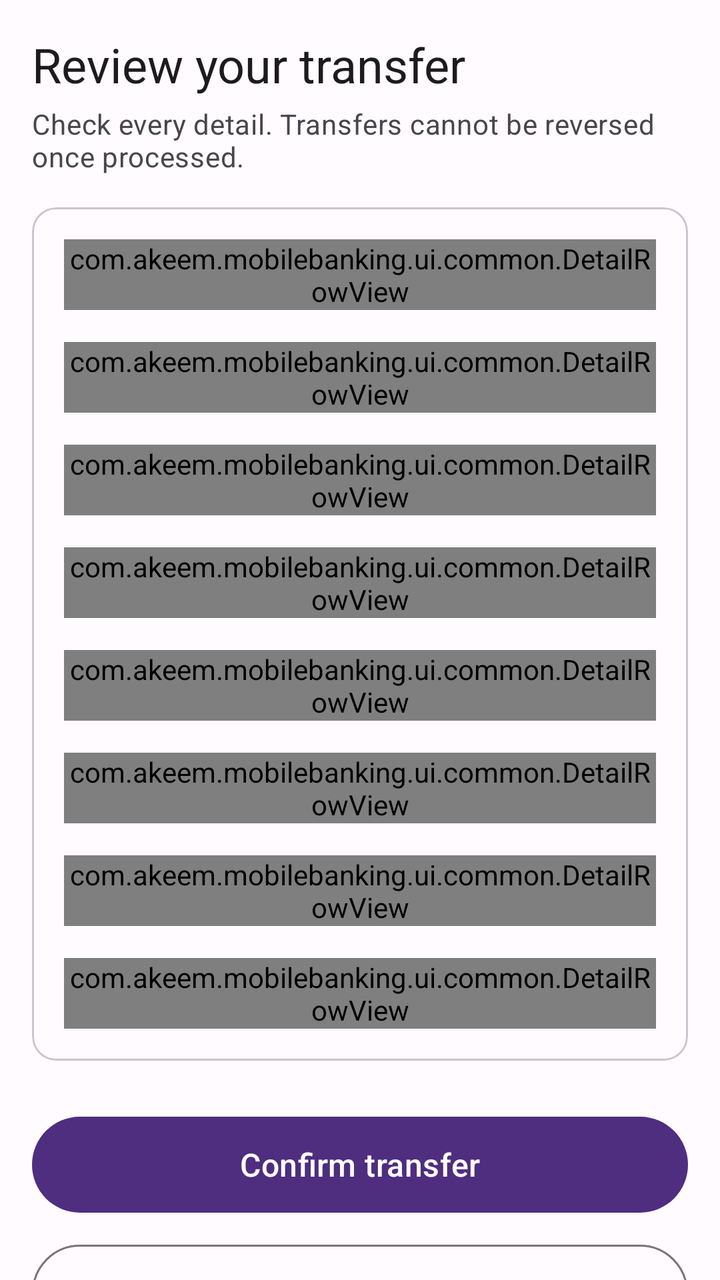
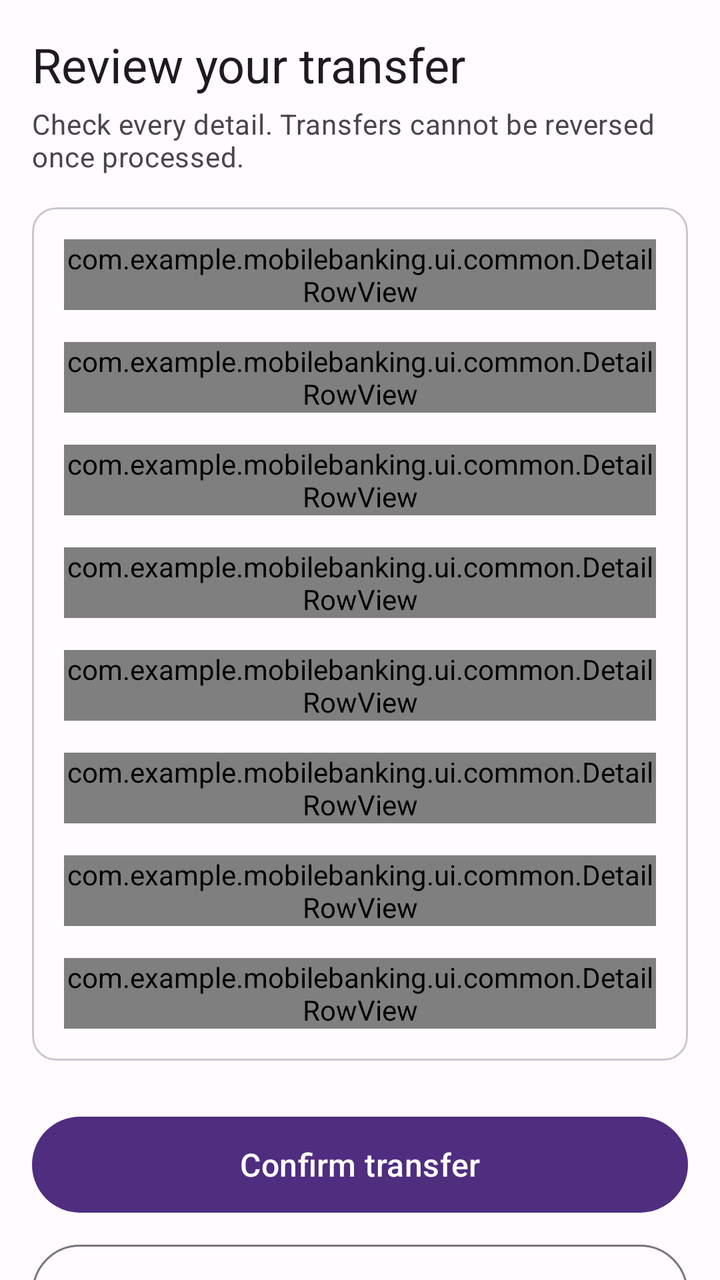

Two renders of the same Android screen: before a commit and after it. Below are the layout's source before the change and the commit's diff.
<!-- AndroidManifest.xml: application theme Theme.MobileBanking -->
<!-- res/layout/fragment_confirmation.xml -->
<?xml version="1.0" encoding="utf-8"?>
<FrameLayout xmlns:android="http://schemas.android.com/apk/res/android"
    xmlns:app="http://schemas.android.com/apk/res-auto"
    xmlns:tools="http://schemas.android.com/tools"
    android:layout_width="match_parent"
    android:layout_height="match_parent">

    <androidx.core.widget.NestedScrollView
        android:layout_width="match_parent"
        android:layout_height="match_parent"
        android:clipToPadding="false"
        android:fillViewport="true">

        <LinearLayout
            android:layout_width="match_parent"
            android:layout_height="wrap_content"
            android:orientation="vertical"
            android:padding="@dimen/screen_padding">

            <TextView
                android:layout_width="match_parent"
                android:layout_height="wrap_content"
                android:text="@string/confirm_heading"
                android:textAppearance="?attr/textAppearanceHeadlineSmall" />

            <TextView
                android:layout_width="match_parent"
                android:layout_height="wrap_content"
                android:layout_marginTop="@dimen/spacing_xs"
                android:text="@string/confirm_subheading"
                android:textAppearance="?attr/textAppearanceBodyMedium"
                android:textColor="?attr/colorOnSurfaceVariant" />

            <com.google.android.material.card.MaterialCardView
                style="@style/Widget.Material3.CardView.Outlined"
                android:layout_width="match_parent"
                android:layout_height="wrap_content"
                android:layout_marginTop="@dimen/spacing_md">

                <LinearLayout
                    android:layout_width="match_parent"
                    android:layout_height="wrap_content"
                    android:orientation="vertical"
                    android:padding="@dimen/spacing_md">

                    <com.akeem.mobilebanking.ui.common.DetailRowView
                        android:id="@+id/rowDebitAccount"
                        android:layout_width="match_parent"
                        android:layout_height="wrap_content"
                        app:rowLabel="@string/row_debit_account" />

                    <com.akeem.mobilebanking.ui.common.DetailRowView
                        android:id="@+id/rowBank"
                        android:layout_width="match_parent"
                        android:layout_height="wrap_content"
                        android:layout_marginTop="@dimen/spacing_md"
                        app:rowLabel="@string/row_destination_bank" />

                    <com.akeem.mobilebanking.ui.common.DetailRowView
                        android:id="@+id/rowBeneficiaryName"
                        android:layout_width="match_parent"
                        android:layout_height="wrap_content"
                        android:layout_marginTop="@dimen/spacing_md"
                        app:rowLabel="@string/row_beneficiary_name" />

                    <com.akeem.mobilebanking.ui.common.DetailRowView
                        android:id="@+id/rowBeneficiaryAccount"
                        android:layout_width="match_parent"
                        android:layout_height="wrap_content"
                        android:layout_marginTop="@dimen/spacing_md"
                        app:rowLabel="@string/row_beneficiary_account" />

                    <com.akeem.mobilebanking.ui.common.DetailRowView
                        android:id="@+id/rowAmount"
                        android:layout_width="match_parent"
                        android:layout_height="wrap_content"
                        android:layout_marginTop="@dimen/spacing_md"
                        app:rowLabel="@string/row_transfer_amount" />

                    <com.akeem.mobilebanking.ui.common.DetailRowView
                        android:id="@+id/rowFee"
                        android:layout_width="match_parent"
                        android:layout_height="wrap_content"
                        android:layout_marginTop="@dimen/spacing_md"
                        app:rowLabel="@string/row_transfer_fee" />

                    <com.akeem.mobilebanking.ui.common.DetailRowView
                        android:id="@+id/rowTotal"
                        android:layout_width="match_parent"
                        android:layout_height="wrap_content"
                        android:layout_marginTop="@dimen/spacing_md"
                        app:rowLabel="@string/row_total_debit" />

                    <com.akeem.mobilebanking.ui.common.DetailRowView
                        android:id="@+id/rowNarration"
                        android:layout_width="match_parent"
                        android:layout_height="wrap_content"
                        android:layout_marginTop="@dimen/spacing_md"
                        app:rowLabel="@string/row_narration" />
                </LinearLayout>
            </com.google.android.material.card.MaterialCardView>

            <Space
                android:layout_width="match_parent"
                android:layout_height="0dp"
                android:layout_weight="1" />

            <com.google.android.material.button.MaterialButton
                android:id="@+id/confirmButton"
                style="@style/Widget.MobileBanking.PrimaryButton"
                android:layout_width="match_parent"
                android:layout_height="wrap_content"
                android:layout_marginTop="@dimen/spacing_lg"
                android:text="@string/action_confirm_transfer" />

            <com.google.android.material.button.MaterialButton
                android:id="@+id/cancelButton"
                style="@style/Widget.MobileBanking.SecondaryButton"
                android:layout_width="match_parent"
                android:layout_height="wrap_content"
                android:layout_marginTop="@dimen/spacing_sm"
                android:text="@string/action_cancel" />
        </LinearLayout>
    </androidx.core.widget.NestedScrollView>

    <LinearLayout
        android:id="@+id/processingOverlay"
        android:layout_width="match_parent"
        android:layout_height="match_parent"
        android:background="#E6FFFBFF"
        android:clickable="true"
        android:focusable="true"
        android:gravity="center"
        android:orientation="vertical"
        android:padding="@dimen/spacing_lg"
        android:visibility="gone"
        tools:visibility="visible">

        <ProgressBar
            android:layout_width="wrap_content"
            android:layout_height="wrap_content"
            android:indeterminate="true" />

        <TextView
            android:layout_width="wrap_content"
            android:layout_height="wrap_content"
            android:layout_marginTop="@dimen/spacing_md"
            android:text="@string/processing_transfer"
            android:textAppearance="?attr/textAppearanceTitleMedium" />

        <TextView
            android:layout_width="wrap_content"
            android:layout_height="wrap_content"
            android:layout_marginTop="@dimen/spacing_xs"
            android:gravity="center"
            android:text="@string/processing_hint"
            android:textAppearance="?attr/textAppearanceBodyMedium"
            android:textColor="?attr/colorOnSurfaceVariant" />
    </LinearLayout>
</FrameLayout>
<!-- resources referenced by this layout -->
<resources>
  <dimen name="screen_padding">16dp</dimen>
  <dimen name="spacing_lg">24dp</dimen>
  <dimen name="spacing_md">16dp</dimen>
  <dimen name="spacing_sm">8dp</dimen>
  <dimen name="spacing_xs">4dp</dimen>
  <string name="action_cancel">Cancel</string>
  <string name="action_confirm_transfer">Confirm transfer</string>
  <string name="confirm_heading">Review your transfer</string>
  <string name="confirm_subheading">Check every detail. Transfers cannot be reversed once processed.</string>
  <string name="processing_hint">Please keep the app open. Don\'t tap again.</string>
  <string name="processing_transfer">Processing your transfer…</string>
  <string name="row_beneficiary_account">Beneficiary account</string>
  <string name="row_beneficiary_name">Beneficiary name</string>
  <string name="row_debit_account">Debit account</string>
  <string name="row_destination_bank">Destination bank</string>
  <string name="row_narration">Narration</string>
  <string name="row_total_debit">Total debit</string>
  <string name="row_transfer_amount">Transfer amount</string>
  <string name="row_transfer_fee">Transfer fee</string>
  <style name="Widget.MobileBanking.PrimaryButton" parent="Widget.Material3.Button">
          <item name="android:minHeight">@dimen/button_height</item>
          <item name="android:textAppearance">?attr/textAppearanceTitleMedium</item>
      </style>
  <style name="Widget.MobileBanking.SecondaryButton" parent="Widget.Material3.Button.OutlinedButton">
          <item name="android:minHeight">@dimen/button_height</item>
          <item name="android:textAppearance">?attr/textAppearanceTitleMedium</item>
      </style>
  <style name="Theme.MobileBanking" parent="Theme.Material3.Light.NoActionBar">
          <item name="colorPrimary">@color/brand_primary</item>
          <item name="colorOnPrimary">@color/brand_on_primary</item>
          <item name="colorPrimaryContainer">@color/brand_primary_container</item>
          <item name="colorOnPrimaryContainer">@color/brand_on_primary_container</item>
          <item name="colorSecondary">@color/brand_secondary</item>
          <item name="colorSurface">@color/surface</item>
          <item name="colorOnSurface">@color/on_surface</item>
          <item name="colorSurfaceVariant">@color/surface_variant</item>
          <item name="colorOnSurfaceVariant">@color/on_surface_variant</item>
          <item name="colorOutline">@color/outline</item>
          <item name="colorError">@color/failed</item>
          <item name="android:colorBackground">@color/surface</item>
          <item name="android:windowBackground">@color/surface</item>
          <item name="android:statusBarColor">@android:color/transparent</item>
          <item name="android:navigationBarColor">@android:color/transparent</item>
          <item name="android:windowLightStatusBar">true</item>
      </style>
  <dimen name="button_height">56dp</dimen>
  <color name="brand_primary">#4F2D7F</color>
  <color name="brand_on_primary">#FFFFFF</color>
  <color name="brand_primary_container">#EBDDFF</color>
  <color name="brand_on_primary_container">#25005A</color>
  <color name="brand_secondary">#8A6D1D</color>
  <color name="surface">#FFFBFF</color>
  <color name="on_surface">#1D1B20</color>
  <color name="surface_variant">#F3EDF7</color>
  <color name="on_surface_variant">#49454F</color>
  <color name="outline">#79747E</color>
  <color name="failed">#B3261E</color>
</resources>

<!-- the commit's change to res/layout/fragment_confirmation.xml (unified diff, before → after) -->
@@ -43,55 +43,57 @@
                     android:orientation="vertical"
                     android:padding="@dimen/spacing_md">
 
-                    <com.akeem.mobilebanking.ui.common.DetailRowView
+                    <com.example.mobilebanking.ui.common.DetailRowView
                         android:id="@+id/rowDebitAccount"
                         android:layout_width="match_parent"
                         android:layout_height="wrap_content"
-                        app:rowLabel="@string/row_debit_account" />
+                        app:rowLabel="@string/row_debit_account"
+                        tools:targetApi="31" />
 
-                    <com.akeem.mobilebanking.ui.common.DetailRowView
+                    <com.example.mobilebanking.ui.common.DetailRowView
                         android:id="@+id/rowBank"
                         android:layout_width="match_parent"
                         android:layout_height="wrap_content"
                         android:layout_marginTop="@dimen/spacing_md"
-                        app:rowLabel="@string/row_destination_bank" />
+                        app:rowLabel="@string/row_destination_bank"
+                        tools:targetApi="31" />
 
-                    <com.akeem.mobilebanking.ui.common.DetailRowView
+                    <com.example.mobilebanking.ui.common.DetailRowView
                         android:id="@+id/rowBeneficiaryName"
                         android:layout_width="match_parent"
                         android:layout_height="wrap_content"
                         android:layout_marginTop="@dimen/spacing_md"
                         app:rowLabel="@string/row_beneficiary_name" />
 
-                    <com.akeem.mobilebanking.ui.common.DetailRowView
+                    <com.example.mobilebanking.ui.common.DetailRowView
                         android:id="@+id/rowBeneficiaryAccount"
                         android:layout_width="match_parent"
                         android:layout_height="wrap_content"
                         android:layout_marginTop="@dimen/spacing_md"
                         app:rowLabel="@string/row_beneficiary_account" />
 
-                    <com.akeem.mobilebanking.ui.common.DetailRowView
+                    <com.example.mobilebanking.ui.common.DetailRowView
                         android:id="@+id/rowAmount"
                         android:layout_width="match_parent"
                         android:layout_height="wrap_content"
                         android:layout_marginTop="@dimen/spacing_md"
                         app:rowLabel="@string/row_transfer_amount" />
 
-                    <com.akeem.mobilebanking.ui.common.DetailRowView
+                    <com.example.mobilebanking.ui.common.DetailRowView
                         android:id="@+id/rowFee"
                         android:layout_width="match_parent"
                         android:layout_height="wrap_content"
                         android:layout_marginTop="@dimen/spacing_md"
                         app:rowLabel="@string/row_transfer_fee" />
 
-                    <com.akeem.mobilebanking.ui.common.DetailRowView
+                    <com.example.mobilebanking.ui.common.DetailRowView
                         android:id="@+id/rowTotal"
                         android:layout_width="match_parent"
                         android:layout_height="wrap_content"
                         android:layout_marginTop="@dimen/spacing_md"
                         app:rowLabel="@string/row_total_debit" />
 
-                    <com.akeem.mobilebanking.ui.common.DetailRowView
+                    <com.example.mobilebanking.ui.common.DetailRowView
                         android:id="@+id/rowNarration"
                         android:layout_width="match_parent"
                         android:layout_height="wrap_content"
